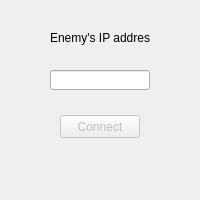
This is src/UserInterface/ConnectPopup.ui in theodor96/fighting-cars as Qt 5 draws it before an edit. The edited form follows.
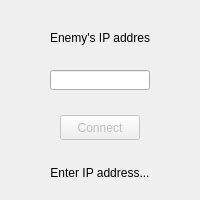
This is the edited form.

Patch:
```diff
--- a/src/UserInterface/ConnectPopup.ui
+++ b/src/UserInterface/ConnectPopup.ui
@@ -45,13 +45,29 @@
      <x>60</x>
      <y>115</y>
      <width>80</width>
-     <height>23</height>
+     <height>25</height>
     </rect>
    </property>
    <property name="text">
     <string>Connect</string>
    </property>
   </widget>
+  <widget class="QLabel" name="mStateLabel">
+   <property name="geometry">
+    <rect>
+     <x>50</x>
+     <y>165</y>
+     <width>100</width>
+     <height>16</height>
+    </rect>
+   </property>
+   <property name="text">
+    <string>Enter IP address...</string>
+   </property>
+   <property name="alignment">
+    <set>Qt::AlignCenter</set>
+   </property>
+  </widget>
  </widget>
  <resources/>
  <connections/>
```
